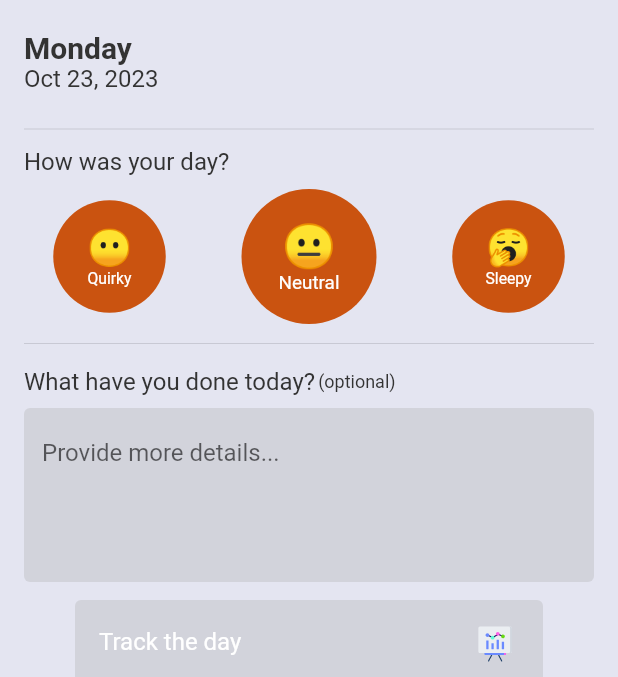
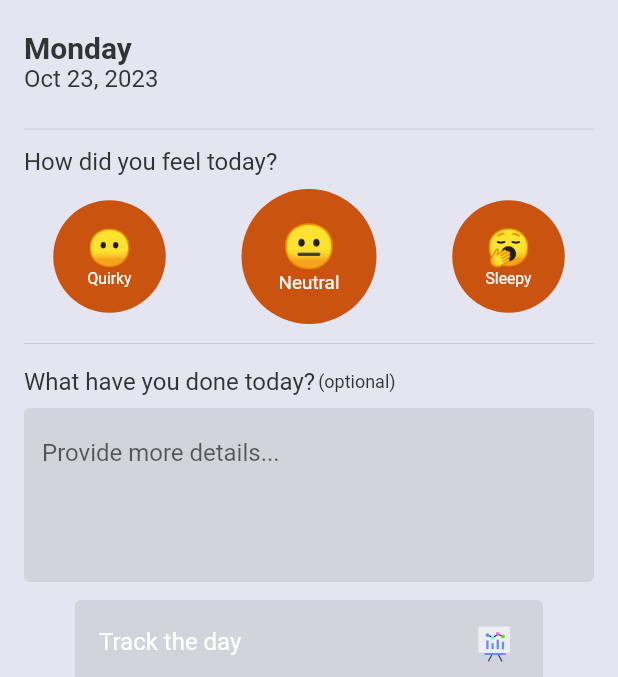
Before and after one commit to sauciucrazvan/mindwaves, a Flutter app: the screen it shows after launch, after a tap on "Track the day", on a phone screen of 412 x 824 dp, the part 66-743 px from its top. Run offline on Flutter 3.47's test engine with Material 2 defaults, Android fonts, the phone set to English and light mode, and no system bars; our stand-ins replace flutter_local_notifications, hive, hive_flutter, lottie, timezone; missing offline and left inert: encrypt, graphic; accounts and stored records are empty.

Commit message:
Replaced score with an emoji that resembles the feeling

```diff
--- a/lib/backend/services/tracker_service.dart
+++ b/lib/backend/services/tracker_service.dart
@@ -11,7 +11,7 @@ import 'package:mindwaves/backend/services/settings_service.dart';
 class TrackerService {
   final _masterBox = Hive.box('mindwaves');
 
-  bool trackDay(int score, String? details) {
+  bool trackDay(int score, String? feeling, String? details) {
     //get an unique daily ID
     String id = DateFormat("yyyy-MM-dd").format(DateTime.now());
 
@@ -25,7 +25,8 @@ class TrackerService {
       iv = disposableMap.values.first;
     }
 
-    _masterBox.put(id, {'score': score, 'details': details, 'iv': iv});
+    _masterBox.put(
+        id, {'score': score, 'feeling': feeling, 'details': details, 'iv': iv});
 
     SettingsService settingsService = SettingsService();
     if (settingsService.getSettingValue('disable-notifications') == false &&
@@ -75,13 +76,15 @@ class TrackerService {
               EncryptionService().decryptText(value['details'], value['iv']);
           factoryMap[key] = {
             'score': value['score'],
+            'feeling': value['feeling'],
             'details': decryptedText,
           };
         } else {
           // no text, return just the score and plan details
           factoryMap[key] = {
             'score': value['score'],
-            'details': value['details']
+            'feeling': value['feeling'],
+            'details': value['details'],
           };
         }
       }
--- a/lib/frontend/routes/dashboard/dashboard.dart
+++ b/lib/frontend/routes/dashboard/dashboard.dart
@@ -88,7 +88,7 @@ class _DashboardState extends State<Dashboard> {
                 Padding(
                   padding: const EdgeInsets.symmetric(vertical: 4.0),
                   child: Text(
-                    "How was your day?",
+                    "How did you feel today?",
                     style: Theme.of(context).textTheme.bodyMedium,
                   ),
                 ),
@@ -136,11 +136,14 @@ class _DashboardState extends State<Dashboard> {
                           width: 32, height: 32),
                       color: Theme.of(context).colorScheme.secondary,
                       onTap: () {
+                        int index = _pageController.page?.round() ??
+                            _pageController.initialPage;
+
                         bool succedeed = TrackerService().trackDay(
-                            moods.values.elementAt(
-                                _pageController.page?.round() ??
-                                    _pageController.initialPage)['score'],
-                            _detailsController.text);
+                          moods.values.elementAt(index)['score'],
+                          moods.values.elementAt(index)['icon'],
+                          _detailsController.text,
+                        );
 
                         if (!succedeed) {
                           showElevatedNotification(context,
--- a/lib/frontend/routes/reports/report.dart
+++ b/lib/frontend/routes/reports/report.dart
@@ -51,11 +51,10 @@ class WeeklyReport extends StatelessWidget {
       }
 
       chartData.add({
-        'day': '${DateFormat('E').format(reportDate)} (+${details['score']})',
+        'day': "${DateFormat('E').format(reportDate)} ${details["feeling"]}",
         'score': details['score']
       });
     });
-
     num totalScore =
         chartData.fold(0, (num previousValue, Map<String, dynamic> element) {
       return previousValue + element['score'];
```
